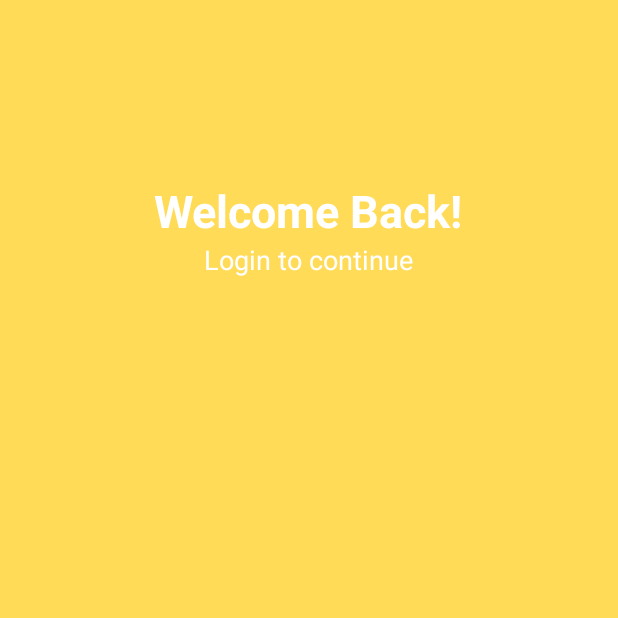
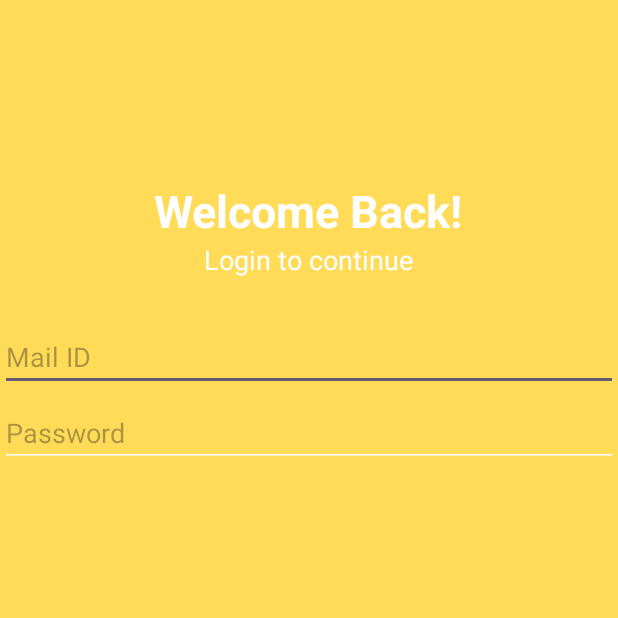
Before and after one commit to Cybertron-Ant/Login_Signup_Page, an Android app: the screen it shows after launch (MainActivity), on a phone screen of 412 x 824 dp, the top half of it. Run offline under Robolectric (Android 15) with nearby library versions, the phone set to English and light mode, and no system bars.

Commit message:
add email, password EditTexts with hints and text color

```diff
--- a/app/src/main/res/layout/activity_main.xml
+++ b/app/src/main/res/layout/activity_main.xml
@@ -32,5 +32,23 @@
         android:textColor="#FFFFFF"/> <!-- end Login to continue -->
 
 
+    <EditText
+        android:id="@+id/MailIDet"
+        android:layout_width="match_parent"
+        android:layout_height="wrap_content"
+        android:layout_marginTop="30dp"
+        android:hint="@string/mail_id"
+        android:textColor="#000000" /> <!-- end edit Username id -->
+
+    <EditText
+        android:id="@+id/Passwordet"
+        android:layout_width="match_parent"
+        android:layout_height="wrap_content"
+        android:layout_marginTop="5dp"
+        android:hint="@string/password"
+        android:textColor="#000000"
+        android:backgroundTint="#FFFFFF"/> <!-- end edit Password -->
+
+
 
 </LinearLayout>
--- a/app/src/main/res/values/strings.xml
+++ b/app/src/main/res/values/strings.xml
@@ -2,4 +2,6 @@
     <string name="app_name">Login_Signup_Page</string>
     <string name="welcome_back">Welcome Back!</string>
     <string name="login_to_continue">Login to continue</string>
+    <string name="mail_id">Mail ID</string>
+    <string name="password">Password</string>
 </resources>
```
